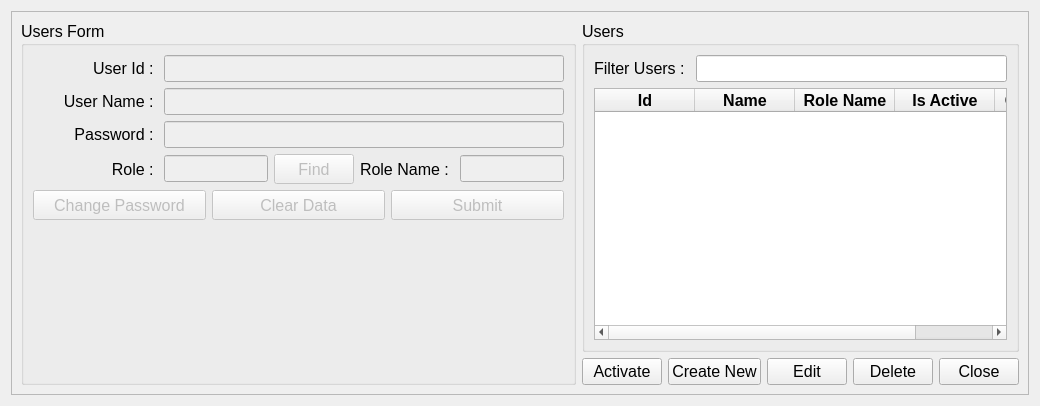
First picture: the form in ui/users.ui, repository michael-halim/pos, before the edit.
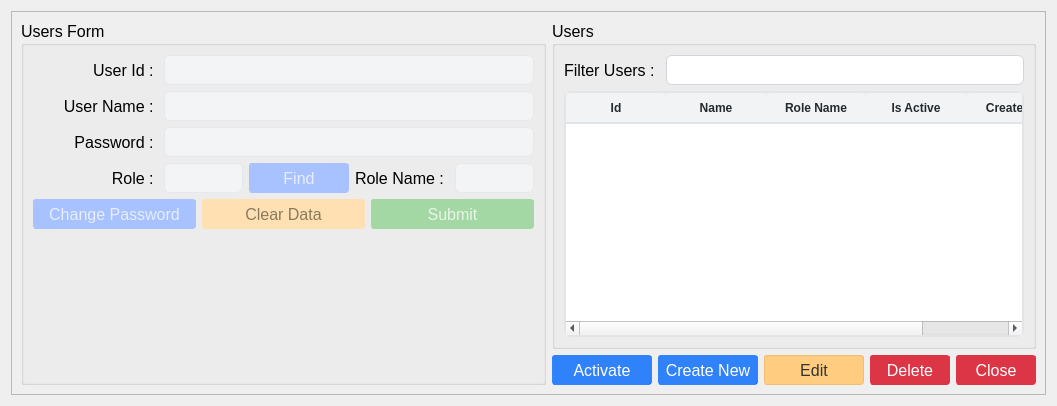
Second picture: the form after the edit.

Commit message: Patch#34: Added UI - Added UI for Table, Button, and Input - Fix some UI Behavior

```diff
--- a/ui/users.ui
+++ b/ui/users.ui
@@ -6,13 +6,263 @@
    <rect>
     <x>0</x>
     <y>0</y>
-    <width>1040</width>
+    <width>1057</width>
     <height>406</height>
    </rect>
   </property>
   <property name="windowTitle">
    <string>Users</string>
   </property>
+  <property name="styleSheet">
+   <string notr="true">QLineEdit{
+	border: 1px solid #d1d5db;      /* Light gray border */
+    border-radius: 6px;             /* Rounded corners */
+    outline: none;                  /* Remove default outline */
+    color: #333;                    /* Text color */
+    background-color: #fff;       /* Light gray background */
+    
+}
+
+QLineEdit:focus {
+    border: 1px solid #93c5fd;       /* Blue border on focus */
+    background-color: #ffffff;       /* White background when focused */
+}
+
+QLineEdit:disabled {
+    border: 1px solid #e5e7eb;      /* Lighter border when disabled */
+    background-color: #f3f4f6;      /* Light gray background when disabled */
+    color: #9ca3af;                 /* Lighter text color when disabled */
+}
+
+/* QComboBox Styling - Improved with clearer state indicators */
+QComboBox {
+    border: 1px solid #d1d5db;      /* Light gray border */
+    border-radius: 6px;             /* Rounded corners */
+    padding: 6px 12px 6px 10px;     /* Add some padding */
+    min-height: 20px;               /* Minimum height */
+    color: #333;                    /* Text color */
+    background-color: #fff;         /* White background */
+    selection-background-color: #93c5fd; /* Light blue selection */
+    font-size: 14px;                /* Consistent font size */
+    min-width: 6em;                 /* Minimum width */
+}
+
+QComboBox:hover:!disabled {
+    border-color: #93c5fd;          /* Light blue border on hover when enabled */
+    background-color: #f0f7ff;      /* Very light blue background on hover */
+}
+
+QComboBox:focus {
+    border: 2px solid #3b82f6;      /* Thicker, darker blue border on focus */
+    background-color: #ffffff;      /* Pure white background when focused */
+}
+
+QComboBox:disabled {
+    border: 1px solid #d9dce0;      /* Very light gray border when disabled */
+    background-color: #f3f4f6;      /* Light gray background when disabled */
+    color: #9ca3af;                 /* Lighter text color when disabled */
+}
+
+QComboBox::drop-down {
+    subcontrol-origin: padding;
+    subcontrol-position: center right;
+    width: 20px;
+    border: none;                   /* Remove border for cleaner look */
+    margin-right: 5px;              /* Add some margin */
+}
+
+/* If you don't have an icon, use this instead: */
+QComboBox::down-arrow {
+    width: 0;
+    height: 0;
+    border-left: 5px solid transparent;
+    border-right: 5px solid transparent;
+    border-top: 5px solid #666;     /* Arrow color */
+    margin-right: 5px;
+}
+
+QComboBox::down-arrow:disabled {
+    border-top: 5px solid #b0b0b0;  /* Lighter arrow color when disabled */
+}
+
+QComboBox:disabled {
+    color: #9ca3af;                 /* Lighter text when disabled */
+    background-color: #f3f4f6;      /* Light gray background */
+    border-color: #e5e7eb;          /* Lighter border */
+}
+
+/* Add a visual indicator for disabled state */
+QComboBox:disabled {
+    color: #9ca3af;
+    background-color: #f3f4f6;
+    border: 1px solid #e5e7eb;
+    padding-right: 25px;            /* Make room for the lock icon */
+}
+
+/* If you don't have a lock icon, use a pattern instead */
+QComboBox:disabled {
+    background-image: repeating-linear-gradient(
+        45deg,
+        transparent,
+        transparent 5px,
+        rgba(200, 200, 200, 0.1) 5px,
+        rgba(200, 200, 200, 0.1) 10px
+    );
+}
+
+QComboBox QAbstractItemView {
+    border: 1px solid #d1d5db;
+    border-radius: 0px 0px 6px 6px;
+    background-color: white;
+    selection-background-color: #3b82f6;  /* Darker blue for better contrast */
+    selection-color: white;               /* White text on selection */
+    outline: none;
+    padding: 5px;
+}
+
+QComboBox QAbstractItemView::item {
+    min-height: 25px;               /* Taller items for better clickability */
+    padding: 5px;                   /* Padding inside items */
+}
+
+QComboBox QAbstractItemView::item:hover {
+    background-color: #e5f0ff;      /* Light blue on hover */
+    color: #333;
+}
+
+/* QTextEdit Styling - Similar to QLineEdit */
+QTextEdit {
+    border: 1px solid #d1d5db;      /* Light gray border */
+    border-radius: 6px;             /* Rounded corners */
+    outline: none;                  /* Remove default outline */
+    color: #333;                    /* Text color */
+    background-color: #fff;         /* White background */
+    padding: 6px 10px;              /* Add some padding for better text display */
+    selection-background-color: #93c5fd; /* Light blue selection */
+}
+
+QTextEdit:focus {
+    border: 1px solid #93c5fd;      /* Blue border on focus */
+    background-color: #ffffff;      /* White background when focused */
+}
+
+QTextEdit:disabled {
+    border: 1px solid #e5e7eb;      /* Lighter border when disabled */
+    background-color: #f3f4f6;      /* Light gray background when disabled */
+    color: #9ca3af;                 /* Lighter text color when disabled */
+}
+
+
+/* QDateEdit Styling */
+QDateEdit {
+    border: 1px solid #d1d5db;
+    border-radius: 6px;
+    padding: 6px 10px;
+    min-height: 20px;
+    color: #333;
+    background-color: #fff;
+    font-size: 14px;
+}
+
+QDateEdit:hover:!disabled {
+    border-color: #93c5fd;
+    background-color: #f0f7ff;
+}
+
+QDateEdit:focus {
+    border: 2px solid #3b82f6;
+    background-color: #ffffff;
+}
+
+QDateEdit:disabled {
+    color: #9ca3af;
+    background-color: #f3f4f6;
+    border: 1px dashed #c0c0c0;
+}
+
+QDateEdit::drop-down {
+    subcontrol-origin: padding;
+    subcontrol-position: center right;
+    width: 20px;
+    border: none;
+    margin-right: 5px;
+}
+
+QDateEdit::down-arrow {
+    width: 0;
+    height: 0;
+    border-left: 5px solid transparent;
+    border-right: 5px solid transparent;
+    border-top: 5px solid #666;
+    margin-right: 5px;
+}
+
+QDateEdit::down-arrow:disabled {
+    border-top: 5px solid #b0b0b0;
+}
+
+/* Calendar popup styling */
+QCalendarWidget {
+    background-color: white;
+    border: 1px solid #d1d5db;
+}
+
+QCalendarWidget QToolButton {
+    color: #333;
+    background-color: transparent;
+    border: 1px solid transparent;
+    border-radius: 4px;
+    padding: 4px;
+}
+
+QCalendarWidget QToolButton:hover {
+    background-color: #f0f7ff;
+    border: 1px solid #93c5fd;
+}
+
+QCalendarWidget QMenu {
+    background-color: white;
+    border: 1px solid #d1d5db;
+    padding: 5px;
+}
+
+QCalendarWidget QSpinBox {
+    border: 1px solid #d1d5db;
+    border-radius: 4px;
+    padding: 3px;
+    background-color: white;
+}
+
+QCalendarWidget QAbstractItemView:enabled {
+    background-color: white;
+    color: #333;
+    selection-background-color: #3b82f6;
+    selection-color: white;
+}
+
+QCalendarWidget QAbstractItemView:disabled {
+    color: #9ca3af;
+}
+
+QCalendarWidget QWidget#qt_calendar_navigationbar {
+    background-color: #f1f5f9;
+    border-bottom: 1px solid #d1d5db;
+    padding: 4px;
+}
+
+QPushButton {
+    text-align: center;
+    white-space: nowrap;
+    vertical-align: middle;
+    border: 1px solid transparent;
+    line-height: 1.5;
+    border-radius: 3px;
+    margin: 0.25rem;
+	opacity: 0.55;
+
+}
+</string>
+  </property>
   <layout class="QGridLayout" name="gridLayout_2">
    <item row="0" column="0">
     <widget class="QFrame" name="frame">
@@ -45,9 +295,14 @@
                  <property name="minimumSize">
                   <size>
                    <width>125</width>
-                   <height>0</height>
+                   <height>30</height>
                   </size>
                  </property>
+                 <property name="font">
+                  <font>
+                   <pointsize>12</pointsize>
+                  </font>
+                 </property>
                  <property name="text">
                   <string>User Id : </string>
                  </property>
@@ -61,6 +316,12 @@
                  <property name="enabled">
                   <bool>false</bool>
                  </property>
+                 <property name="minimumSize">
+                  <size>
+                   <width>0</width>
+                   <height>30</height>
+                  </size>
+                 </property>
                  <property name="maximumSize">
                   <size>
                    <width>16777215</width>
@@ -78,7 +339,7 @@
                  <property name="minimumSize">
                   <size>
                    <width>125</width>
-                   <height>0</height>
+                   <height>30</height>
                   </size>
                  </property>
                  <property name="font">
@@ -99,6 +360,12 @@
                  <property name="enabled">
                   <bool>false</bool>
                  </property>
+                 <property name="minimumSize">
+                  <size>
+                   <width>0</width>
+                   <height>30</height>
+                  </size>
+                 </property>
                  <property name="maximumSize">
                   <size>
                    <width>16777215</width>
@@ -124,7 +391,7 @@
                  <property name="minimumSize">
                   <size>
                    <width>125</width>
-                   <height>0</height>
+                   <height>30</height>
                   </size>
                  </property>
                  <property name="font">
@@ -145,6 +412,12 @@
                  <property name="enabled">
                   <bool>false</bool>
                  </property>
+                 <property name="minimumSize">
+                  <size>
+                   <width>0</width>
+                   <height>30</height>
+                  </size>
+                 </property>
                  <property name="maximumSize">
                   <size>
                    <width>16777215</width>
@@ -173,9 +446,14 @@
                  <property name="minimumSize">
                   <size>
                    <width>125</width>
-                   <height>0</height>
+                   <height>30</height>
                   </size>
                  </property>
+                 <property name="font">
+                  <font>
+                   <pointsize>12</pointsize>
+                  </font>
+                 </property>
                  <property name="text">
                   <string>Role : </string>
                  </property>
@@ -189,6 +467,12 @@
                  <property name="enabled">
                   <bool>false</bool>
                  </property>
+                 <property name="minimumSize">
+                  <size>
+                   <width>0</width>
+                   <height>30</height>
+                  </size>
+                 </property>
                  <property name="maximumSize">
                   <size>
                    <width>16777215</width>
@@ -212,10 +496,32 @@
                  </property>
                  <property name="minimumSize">
                   <size>
-                   <width>0</width>
+                   <width>100</width>
                    <height>30</height>
                   </size>
                  </property>
+                 <property name="font">
+                  <font>
+                   <pointsize>12</pointsize>
+                  </font>
+                 </property>
+                 <property name="styleSheet">
+                  <string notr="true">QPushButton{
+    color: #fff;
+    background-color: rgba(13, 110, 253, 0.85); /* RGBA with alpha channel */
+    border-color: rgba(13, 110, 253, 0.7);
+}
+QPushButton:hover {
+    background-color: rgba(11, 94, 215, 0.9);
+    border-color: rgba(10, 88, 202, 0.9);
+    opacity: 0.95;
+}
+QPushButton:disabled {
+    background-color: #a8c1ff;
+    border-color: #a8c1ff;
+    color: #e6eeff;
+}</string>
+                 </property>
                  <property name="text">
                   <string>Find</string>
                  </property>
@@ -226,9 +532,14 @@
                  <property name="minimumSize">
                   <size>
                    <width>0</width>
-                   <height>0</height>
+                   <height>30</height>
                   </size>
                  </property>
+                 <property name="font">
+                  <font>
+                   <pointsize>12</pointsize>
+                  </font>
+                 </property>
                  <property name="text">
                   <string>Role Name : </string>
                  </property>
@@ -242,6 +553,12 @@
                  <property name="enabled">
                   <bool>false</bool>
                  </property>
+                 <property name="minimumSize">
+                  <size>
+                   <width>0</width>
+                   <height>30</height>
+                  </size>
+                 </property>
                  <property name="maximumSize">
                   <size>
                    <width>16777215</width>
@@ -299,6 +616,23 @@
                  <pointsize>12</pointsize>
                 </font>
                </property>
+               <property name="styleSheet">
+                <string notr="true">QPushButton{
+    color: #fff;
+    background-color: rgba(13, 110, 253, 0.85); /* RGBA with alpha channel */
+    border-color: rgba(13, 110, 253, 0.7);
+}
+QPushButton:hover {
+    background-color: rgba(11, 94, 215, 0.9);
+    border-color: rgba(10, 88, 202, 0.9);
+    opacity: 0.95;
+}
+QPushButton:disabled {
+    background-color: #a8c1ff;
+    border-color: #a8c1ff;
+    color: #e6eeff;
+}</string>
+               </property>
                <property name="text">
                 <string>Change Password</string>
                </property>
@@ -320,6 +654,22 @@
                  <pointsize>12</pointsize>
                 </font>
                </property>
+               <property name="styleSheet">
+                <string notr="true">QPushButton{
+    color: #333;
+    background-color: #ffcc80; /* Softer yellow/orange */
+    border-color: #f0c070;
+}
+QPushButton:hover {
+    background-color: #f0c070;
+    border-color: #e0b060;
+}
+QPushButton:disabled {
+    background-color: #ffe0b3;
+    border-color: #ffe0b3;
+    color: #8a7a5c;
+}</string>
+               </property>
                <property name="text">
                 <string>Clear Data</string>
                </property>
@@ -347,6 +697,23 @@
                  <pointsize>12</pointsize>
                 </font>
                </property>
+               <property name="styleSheet">
+                <string notr="true">QPushButton {
+    color: #fff;
+    background-color: #5cb85c;
+    border-color: #4cae4c;
+}
+QPushButton:hover {
+    background-color: #4cae4c;
+    border-color: #419641;
+}
+QPushButton:disabled {
+    background-color: #a3d7a3;
+    border-color: #a3d7a3;
+    color: #e8f5e8;
+}
+</string>
+               </property>
                <property name="text">
                 <string>Submit</string>
                </property>
@@ -376,6 +743,12 @@
                 <layout class="QFormLayout" name="formLayout_2">
                  <item row="0" column="0">
                   <widget class="QLabel" name="filter_users_label">
+                   <property name="minimumSize">
+                    <size>
+                     <width>0</width>
+                     <height>30</height>
+                    </size>
+                   </property>
                    <property name="font">
                     <font>
                      <pointsize>12</pointsize>
@@ -391,7 +764,7 @@
                    <property name="minimumSize">
                     <size>
                      <width>0</width>
-                     <height>0</height>
+                     <height>30</height>
                     </size>
                    </property>
                    <property name="maximumSize">
@@ -417,6 +790,75 @@
                    <height>0</height>
                   </size>
                  </property>
+                 <property name="styleSheet">
+                  <string notr="true">QTableWidget {
+            background-color: #ffffff;
+            alternate-background-color: #f5f8fa;
+            border: 2px solid #e1e4e8;
+            border-radius: 8px;
+            gridline-color: #e1e4e8;
+            selection-background-color: #0366d6;
+            selection-color: #ffffff;
+        }
+        
+        QTableWidget::item {
+            border-bottom: 1px solid #e1e4e8;
+			padding: 6px;
+        }
+        
+        QTableWidget::item:selected {
+            background-color: #0366d6;
+			border: none; /* Remove any border on selected items */
+        }
+
+        QTableWidget::item:focus {
+            border: none; /* Remove the focus border */
+            outline: none; /* Remove the focus outline */
+        }
+
+        QHeaderView::section {
+            background-color: #f1f3f5;
+            color: #24292e;
+            font-weight: bold;
+            border: none;
+            border-bottom: 2px solid #e1e4e8;
+            padding: 3px;
+            border-top-left-radius: 6px;
+            border-top-right-radius: 6px;
+        }
+        
+        QTableWidget QScrollBar:vertical {
+            border: none;
+            background: #f1f3f5;
+            width: 10px;
+            border-radius: 5px;
+        }
+        
+        QTableWidget QScrollBar::handle:vertical {
+            background: #c0c0c0;
+            border-radius: 5px;
+        }
+        
+        QTableWidget QScrollBar::handle:vertical:hover {
+            background: #a0a0a0;
+        }
+        
+        QTableWidget QScrollBar:horizontal {
+            border: none;
+            background: #f1f3f5;
+            height: 10px;
+            border-radius: 5px;
+        }
+        
+        QTableWidget QScrollBar::handle:horizontal {
+            background: #c0c0c0;
+            border-radius: 5px;
+        }
+        
+        QTableWidget QScrollBar::handle:horizontal:hover {
+            background: #a0a0a0;
+        }</string>
+                 </property>
                  <property name="sortingEnabled">
                   <bool>true</bool>
                  </property>
@@ -506,11 +948,34 @@
            <layout class="QHBoxLayout" name="horizontalLayout">
             <item>
              <widget class="QPushButton" name="toggle_active_users_button">
+              <property name="minimumSize">
+               <size>
+                <width>100</width>
+                <height>30</height>
+               </size>
+              </property>
               <property name="font">
                <font>
                 <pointsize>12</pointsize>
                </font>
               </property>
+              <property name="styleSheet">
+               <string notr="true">QPushButton{
+    color: #fff;
+    background-color: rgba(13, 110, 253, 0.85); /* RGBA with alpha channel */
+    border-color: rgba(13, 110, 253, 0.7);
+}
+QPushButton:hover {
+    background-color: rgba(11, 94, 215, 0.9);
+    border-color: rgba(10, 88, 202, 0.9);
+    opacity: 0.95;
+}
+QPushButton:disabled {
+    background-color: #a8c1ff;
+    border-color: #a8c1ff;
+    color: #e6eeff;
+}</string>
+              </property>
               <property name="text">
                <string>Activate</string>
               </property>
@@ -518,11 +983,34 @@
             </item>
             <item>
              <widget class="QPushButton" name="create_new_users_button">
+              <property name="minimumSize">
+               <size>
+                <width>100</width>
+                <height>30</height>
+               </size>
+              </property>
               <property name="font">
                <font>
                 <pointsize>12</pointsize>
                </font>
               </property>
+              <property name="styleSheet">
+               <string notr="true">QPushButton{
+    color: #fff;
+    background-color: rgba(13, 110, 253, 0.85); /* RGBA with alpha channel */
+    border-color: rgba(13, 110, 253, 0.7);
+}
+QPushButton:hover {
+    background-color: rgba(11, 94, 215, 0.9);
+    border-color: rgba(10, 88, 202, 0.9);
+    opacity: 0.95;
+}
+QPushButton:disabled {
+    background-color: #a8c1ff;
+    border-color: #a8c1ff;
+    color: #e6eeff;
+}</string>
+              </property>
               <property name="text">
                <string>Create New</string>
               </property>
@@ -530,11 +1018,33 @@
             </item>
             <item>
              <widget class="QPushButton" name="edit_users_button">
+              <property name="minimumSize">
+               <size>
+                <width>100</width>
+                <height>30</height>
+               </size>
+              </property>
               <property name="font">
                <font>
                 <pointsize>12</pointsize>
                </font>
               </property>
+              <property name="styleSheet">
+               <string notr="true">QPushButton{
+    color: #333;
+    background-color: #ffcc80; /* Softer yellow/orange */
+    border-color: #f0c070;
+}
+QPushButton:hover {
+    background-color: #f0c070;
+    border-color: #e0b060;
+}
+QPushButton:disabled {
+    background-color: #ffe0b3;
+    border-color: #ffe0b3;
+    color: #8a7a5c;
+}</string>
+              </property>
               <property name="text">
                <string>Edit</string>
               </property>
@@ -542,11 +1052,28 @@
             </item>
             <item>
              <widget class="QPushButton" name="delete_users_button">
+              <property name="minimumSize">
+               <size>
+                <width>80</width>
+                <height>30</height>
+               </size>
+              </property>
               <property name="font">
                <font>
                 <pointsize>12</pointsize>
                </font>
               </property>
+              <property name="styleSheet">
+               <string notr="true">QPushButton {
+    color: #fff;
+    background-color: #dc3545;
+    border-color: #dc3545;
+}
+QPushButton:hover {
+    background-color: #bb2d3b;
+    border-color: #b02a37;
+}</string>
+              </property>
               <property name="text">
                <string>Delete</string>
               </property>
@@ -554,11 +1081,28 @@
             </item>
             <item>
              <widget class="QPushButton" name="close_users_button">
+              <property name="minimumSize">
+               <size>
+                <width>80</width>
+                <height>30</height>
+               </size>
+              </property>
               <property name="font">
                <font>
                 <pointsize>12</pointsize>
                </font>
               </property>
+              <property name="styleSheet">
+               <string notr="true">QPushButton {
+    color: #fff;
+    background-color: #dc3545;
+    border-color: #dc3545;
+}
+QPushButton:hover {
+    background-color: #bb2d3b;
+    border-color: #b02a37;
+}</string>
+              </property>
               <property name="text">
                <string>Close</string>
               </property>
```
The commit also changes 35 other files.
